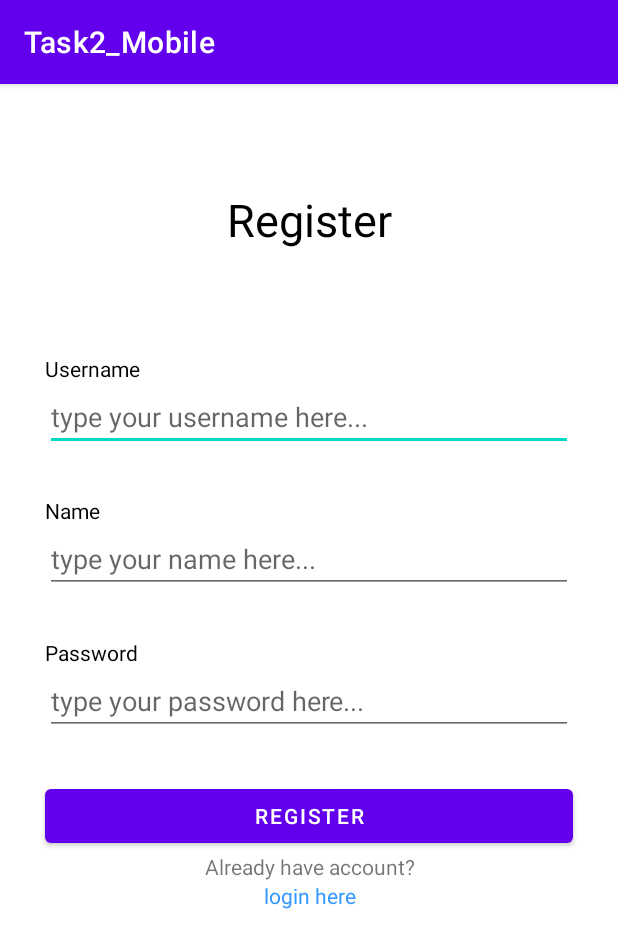
After one commit to RFJST4REAL/Tugas-Aksub, an Android app: the RegisterActivity screen opened directly, with no data from a screen before it, on a phone screen of 412 x 824 dp. The commit adds this screen. Shown: the top 948 px of the screen. Run offline under Robolectric (Android 15) with nearby library versions, the phone set to English and light mode, and no system bars.

Commit message:
[Page Intent] Done and sharedPreferences not done

```diff
--- a/app/src/main/AndroidManifest.xml
+++ b/app/src/main/AndroidManifest.xml
@@ -14,7 +14,13 @@
         android:theme="@style/Theme.Task2_Mobile"
         tools:targetApi="31">
         <activity
+            android:name=".RegisterActivity"
+            android:exported="false" />
+        <activity
             android:name=".MainActivity"
+            android:exported="false" />
+        <activity
+            android:name=".LoginActivity"
             android:exported="true">
             <intent-filter>
                 <action android:name="android.intent.action.MAIN" />
--- /dev/null
+++ b/app/src/main/java/com/example/task2_mobile/RegisterActivity.java
@@ -0,0 +1,47 @@
+package com.example.task2_mobile;
+
+import androidx.appcompat.app.AppCompatActivity;
+
+import android.content.Intent;
+import android.content.SharedPreferences;
+import android.os.Bundle;
+import android.view.View;
+import android.widget.Button;
+import android.widget.EditText;
+import android.widget.TextView;
+
+public class RegisterActivity extends AppCompatActivity {
+
+    Button Register;
+    TextView ToLogin;
+    EditText UserName_register, Name_Register, Password_Register;
+    SharedPreferences sharedPref;
+
+    @Override
+    protected void onCreate(Bundle savedInstanceState) {
+        super.onCreate(savedInstanceState);
+        setContentView(R.layout.activity_register);
+
+        Register = findViewById(R.id.ButtonClickRegister);
+        ToLogin = (TextView)findViewById(R.id.btn_ToLogin);
+        UserName_register = findViewById(R.id.et_RegisterUserName);
+        Name_Register = findViewById(R.id.et_RegisterName);
+        Password_Register = findViewById(R.id.et_Password_Register);
+        sharedPref = getSharedPreferences("account", MODE_PRIVATE);
+
+        Register.setOnClickListener(view -> {
+            SharedPreferences.Editor editor = sharedPref.edit();
+            editor.putString("account_userName", UserName_register.getText().toString());
+
+            Intent registerIntent = new Intent(RegisterActivity.this, MainActivity.class);
+            startActivity(registerIntent);
+        });
+        ToLogin.setOnClickListener(new View.OnClickListener() {
+            @Override
+            public void onClick(View v){
+                Intent loginIntent = new Intent(RegisterActivity.this, LoginActivity.class);
+                startActivity(loginIntent);
+            }
+        });
+    }
+}
--- /dev/null
+++ b/app/src/main/res/layout/activity_register.xml
@@ -0,0 +1,98 @@
+<?xml version="1.0" encoding="utf-8"?>
+<LinearLayout xmlns:android="http://schemas.android.com/apk/res/android"
+    xmlns:app="http://schemas.android.com/apk/res-auto"
+    xmlns:tools="http://schemas.android.com/tools"
+    android:layout_width="match_parent"
+    android:layout_height="match_parent"
+    android:orientation="vertical"
+    tools:context=".MainActivity">
+
+<!--title-->
+    <TextView
+        android:layout_width="match_parent"
+        android:layout_height="180dp"
+        android:text="Register"
+        android:textAlignment="center"
+        android:textColor="@color/black"
+        android:padding="70dp"
+        android:textSize="30sp"
+        />
+
+<!--username-->
+    <TextView
+        android:layout_width="match_parent"
+        android:layout_height="wrap_content"
+        android:text="Username"
+        android:layout_marginHorizontal="30dp"
+        android:textColor="@color/black"
+        />
+    <EditText
+        android:id="@+id/et_RegisterUserName"
+        android:layout_width="match_parent"
+        android:layout_height="wrap_content"
+        android:layout_marginHorizontal="30dp"
+        android:layout_marginBottom="30dp"
+        android:hint="type your username here..."
+        />
+
+<!--name-->
+    <TextView
+        android:layout_width="match_parent"
+        android:layout_height="wrap_content"
+        android:text="Name"
+        android:layout_marginHorizontal="30dp"
+        android:textColor="@color/black"
+        />
+    <EditText
+        android:id="@+id/et_RegisterName"
+        android:layout_width="match_parent"
+        android:layout_height="wrap_content"
+        android:layout_marginHorizontal="30dp"
+        android:layout_marginBottom="30dp"
+        android:hint="type your name here..."
+        />
+<!--password-->
+    <TextView
+        android:layout_width="match_parent"
+        android:layout_height="wrap_content"
+        android:text="Password"
+        android:layout_marginHorizontal="30dp"
+        android:textColor="@color/black"
+        />
+    <EditText
+        android:id="@+id/et_Password_Register"
+        android:layout_width="match_parent"
+        android:layout_height="wrap_content"
+        android:layout_marginHorizontal="30dp"
+        android:layout_marginBottom="30dp"
+        android:inputType="textPassword"
+        android:hint="type your password here..."
+        />
+
+<!--button register-->
+    <Button
+        android:id="@+id/ButtonClickRegister"
+        android:layout_width="match_parent"
+        android:layout_height="wrap_content"
+        android:text="Register"
+        android:layout_marginHorizontal="30dp"
+        />
+<!--don't have account-->
+    <TextView
+        android:layout_width="match_parent"
+        android:layout_height="wrap_content"
+        android:text="Already have account?"
+        android:textAlignment="center"
+        />
+
+    <TextView
+        android:id="@+id/btn_ToLogin"
+        android:layout_width="match_parent"
+        android:layout_height="wrap_content"
+        android:text="login here"
+        android:textAlignment="center"
+        android:textColor="#3399ff"
+        />
+
+
+</LinearLayout>
```
Also changed, not shown: app/src/main/java/com/example/task2_mobile/LoginActivity.java (added, +41 -0 lines), app/src/main/java/com/example/task2_mobile/MainActivity.java (+16 -6 lines), app/src/main/res/layout/activity_login.xml (added, +79 -0 lines), app/src/main/res/layout/activity_main.xml (+18 -46 lines).
